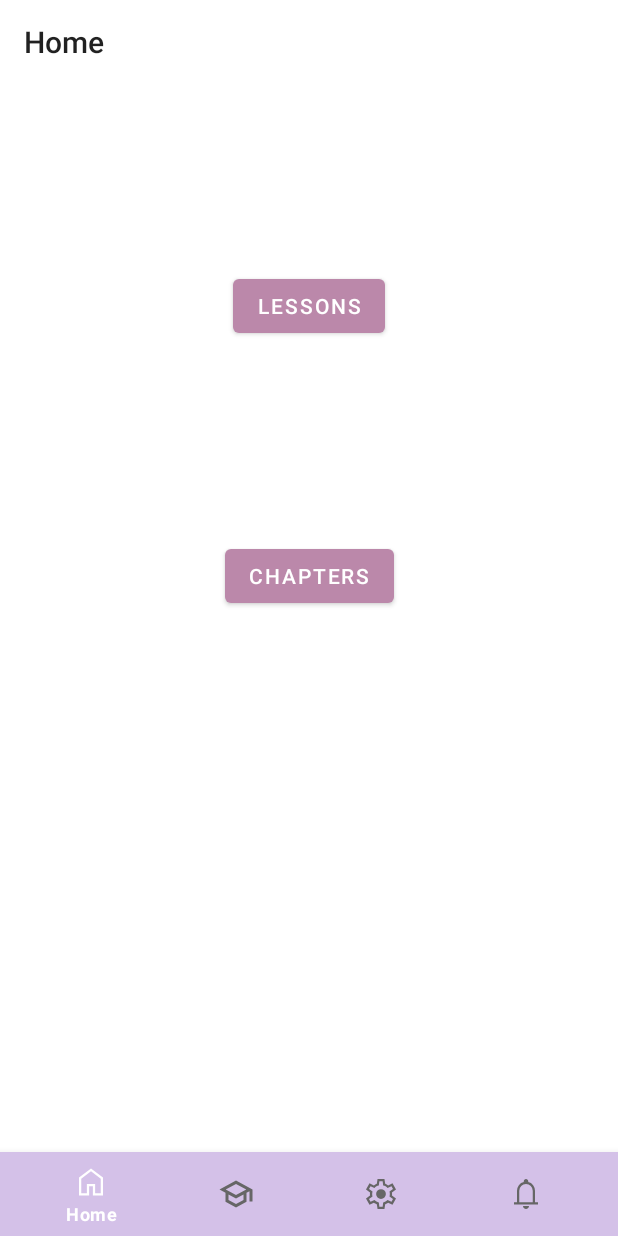
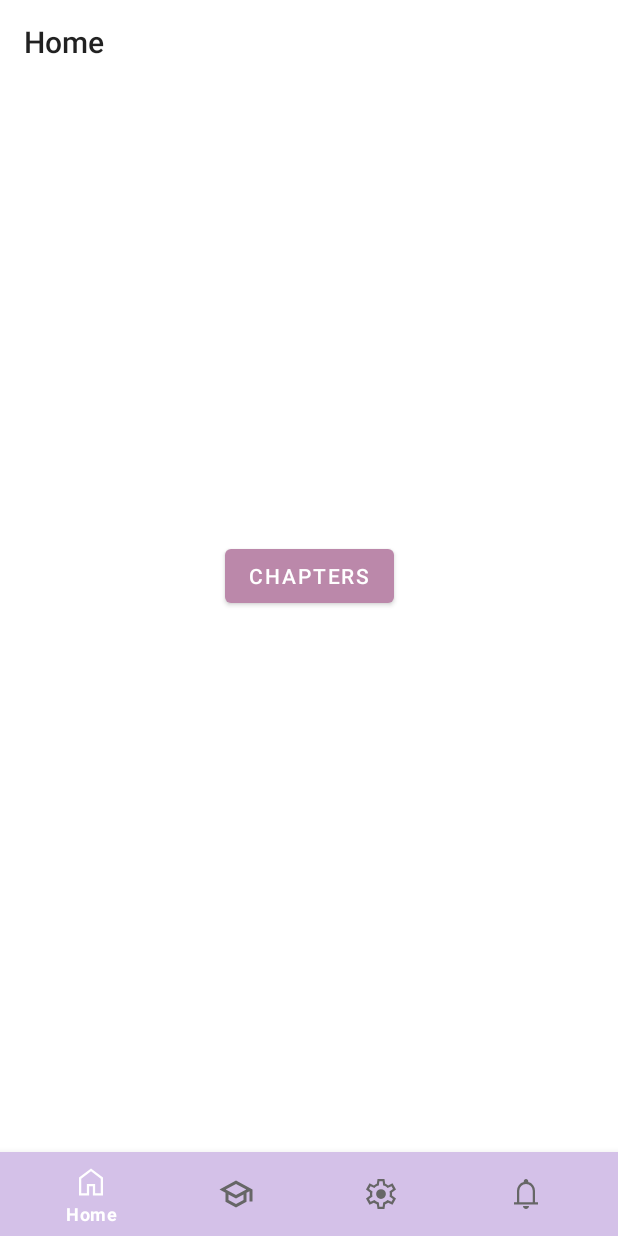
Before and after one commit to Learn-IT-Organization/mobile-app, an Android app: the HomeFragment screen opened directly, with no data from a screen before it, on a phone screen of 412 x 824 dp. Run offline under Robolectric (Android 15) with nearby library versions, the phone set to English and light mode, and no system bars; our stand-ins replace navigation-ui; Roboto replaces fonts that are not available here.

Commit message:
#32: Connection between chapters and lessons implemented

```diff
--- a/app/build.gradle.kts
+++ b/app/build.gradle.kts
@@ -1,6 +1,7 @@
 plugins {
     id("com.android.application")
     id("org.jetbrains.kotlin.android")
+    id("androidx.navigation.safeargs.kotlin")
 }
 
 android {
--- a/app/src/main/java/com/example/learnit/ui/feature/home/fragment/HomeFragment.kt
+++ b/app/src/main/java/com/example/learnit/ui/feature/home/fragment/HomeFragment.kt
@@ -35,22 +35,19 @@ class HomeFragment : Fragment() {
     ): View? {
 
         _binding = FragmentHomeBinding.inflate(inflater, container, false)
+        return binding.root
+    }
 
+    override fun onViewCreated(view: View, savedInstanceState: Bundle?) {
+        super.onViewCreated(view, savedInstanceState)
+        observeState()
         binding.goToChapters.setOnClickListener {
             Log.d("HomeFragment", "Button clicked")
             findNavController().navigate(
                 R.id.action_homeFragment_to_chaptersFragment
             )
         }
-        return binding.root
-    }
 
-    override fun onViewCreated(view: View, savedInstanceState: Bundle?) {
-        super.onViewCreated(view, savedInstanceState)
-        observeState()
-        binding.button.setOnClickListener{
-            findNavController().navigate(R.id.action_homeFragment_to_lessonsFragment)
-        }
     }
 
     private fun observeState() {
--- a/app/src/main/java/com/example/learnit/ui/feature/login/fragment/LoginFragment.kt
+++ b/app/src/main/java/com/example/learnit/ui/feature/login/fragment/LoginFragment.kt
@@ -44,7 +44,7 @@ class LoginFragment : Fragment() {
 
     override fun onViewCreated(view: View, savedInstanceState: Bundle?) {
         super.onViewCreated(view, savedInstanceState)
-        val loginButton = binding.buttonLogin.setOnClickListener {
+        binding.buttonLogin.setOnClickListener {
             HandleLoginClick()
         }
 
--- a/app/src/main/res/layout/fragment_home.xml
+++ b/app/src/main/res/layout/fragment_home.xml
@@ -25,16 +25,5 @@
         app:layout_constraintStart_toStartOf="parent"
         app:layout_constraintTop_toTopOf="parent" />
 
-    <Button
-        android:id="@+id/button"
-        android:layout_width="wrap_content"
-        android:layout_height="wrap_content"
-        android:text="Lessons"
-        app:layout_constraintBottom_toBottomOf="@id/goToChapters"
-        app:layout_constraintEnd_toEndOf="parent"
-        app:layout_constraintStart_toStartOf="parent"
-        app:layout_constraintTop_toTopOf="parent"
-        tools:ignore="MissingConstraints" />
-
 
 </androidx.constraintlayout.widget.ConstraintLayout>
--- a/app/src/main/res/navigation/nav_graph.xml
+++ b/app/src/main/res/navigation/nav_graph.xml
@@ -68,12 +68,19 @@
     <fragment
         android:id="@+id/chaptersFragment"
         android:name="com.example.learnit.ui.feature.chapters.fragment.ChaptersFragment"
-        android:label="ChaptersFragment"
-        tools:layout="@layout/fragment_chapters"/>
-
+        android:label="ChaptersFragment">
+        <action
+            android:id="@+id/actionChaptersFragmentToLessonsFragment"
+            app:destination="@id/lessonsFragment" />
+    </fragment>
 
     <fragment
         android:id="@+id/lessonsFragment"
         android:name="com.example.learnit.ui.feature.courses.lessons.fragment.LessonsFragment"
-        android:label="LessonsFragment" />
+        android:label="LessonsFragment">
+        <argument
+            android:name="chapterId"
+            app:argType="integer" />
+    </fragment>
+
 </navigation>
```
Also changed, not shown: app/src/main/java/com/example/learnit/ui/feature/chapters/adapter/ChaptersAdapter.kt (+5 -4 lines), app/src/main/java/com/example/learnit/ui/feature/chapters/fragment/ChaptersFragment.kt (+14 -2 lines), app/src/main/java/com/example/learnit/ui/feature/courses/lessons/fragment/LessonsFragment.kt (+17 -0 lines), app/src/main/java/com/example/learnit/ui/feature/courses/lessons/viewModel/LessonsViewModel.kt (+2 -5 lines), app/src/main/res/layout/fragment_lessons.xml (+12 -1 lines).
